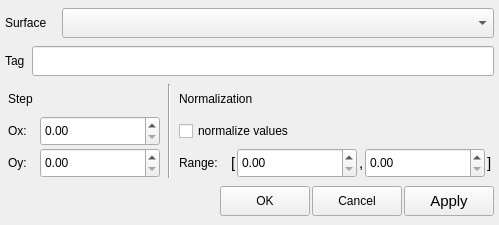
This is forms/surfaceconfigurationdialog.ui in usual-one/3DObjectVisualizer as Qt 5 draws it before an edit. The edited form follows.
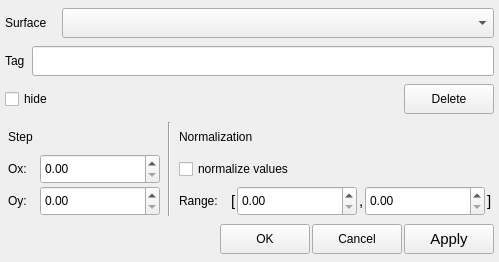
This is the edited form.

The edit to the form file:
```diff
--- a/forms/surfaceconfigurationdialog.ui
+++ b/forms/surfaceconfigurationdialog.ui
@@ -7,7 +7,7 @@
     <x>0</x>
     <y>0</y>
     <width>499</width>
-    <height>225</height>
+    <height>262</height>
    </rect>
   </property>
   <property name="sizePolicy">
@@ -19,13 +19,13 @@
   <property name="minimumSize">
    <size>
     <width>499</width>
-    <height>225</height>
+    <height>262</height>
    </size>
   </property>
   <property name="maximumSize">
    <size>
     <width>499</width>
-    <height>225</height>
+    <height>262</height>
    </size>
   </property>
   <property name="windowTitle">
@@ -173,6 +173,82 @@
      </item>
     </layout>
    </item>
+   <item>
+    <layout class="QHBoxLayout" name="layout_hide">
+     <property name="spacing">
+      <number>0</number>
+     </property>
+     <item>
+      <widget class="QCheckBox" name="chbx_hide">
+       <property name="sizePolicy">
+        <sizepolicy hsizetype="Fixed" vsizetype="Fixed">
+         <horstretch>0</horstretch>
+         <verstretch>0</verstretch>
+        </sizepolicy>
+       </property>
+       <property name="minimumSize">
+        <size>
+         <width>50</width>
+         <height>30</height>
+        </size>
+       </property>
+       <property name="maximumSize">
+        <size>
+         <width>50</width>
+         <height>30</height>
+        </size>
+       </property>
+       <property name="text">
+        <string>hide</string>
+       </property>
+      </widget>
+     </item>
+     <item>
+      <spacer name="spacer_hide">
+       <property name="orientation">
+        <enum>Qt::Horizontal</enum>
+       </property>
+       <property name="sizeHint" stdset="0">
+        <size>
+         <width>0</width>
+         <height>30</height>
+        </size>
+       </property>
+      </spacer>
+     </item>
+     <item>
+      <widget class="QPushButton" name="btn_delete">
+       <property name="sizePolicy">
+        <sizepolicy hsizetype="Fixed" vsizetype="Fixed">
+         <horstretch>0</horstretch>
+         <verstretch>0</verstretch>
+        </sizepolicy>
+       </property>
+       <property name="minimumSize">
+        <size>
+         <width>90</width>
+         <height>30</height>
+        </size>
+       </property>
+       <property name="maximumSize">
+        <size>
+         <width>90</width>
+         <height>30</height>
+        </size>
+       </property>
+       <property name="focusPolicy">
+        <enum>Qt::ClickFocus</enum>
+       </property>
+       <property name="text">
+        <string>Delete</string>
+       </property>
+       <property name="autoDefault">
+        <bool>false</bool>
+       </property>
+      </widget>
+     </item>
+    </layout>
+   </item>
    <item>
     <layout class="QHBoxLayout" name="layout_params">
      <property name="spacing">
```
